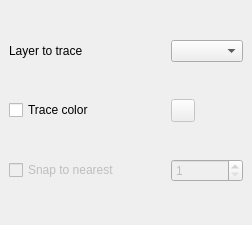
Qt form raster_tracer_dockwidget_base.ui (mkondratyev85/raster_tracer) before a commit.
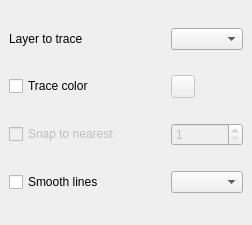
The same form after that commit. Custom widgets are drawn as their Qt base class.

Diff of the .ui file:
```diff
--- a/raster_tracer_dockwidget_base.ui
+++ b/raster_tracer_dockwidget_base.ui
@@ -69,6 +69,16 @@
       </property>
      </widget>
     </item>
+    <item row="6" column="0">
+     <widget class="QCheckBox" name="checkBoxSmooth">
+      <property name="text">
+       <string>Smooth lines</string>
+      </property>
+     </widget>
+    </item>
+    <item row="6" column="1">
+     <widget class="QComboBox" name="comboBox"/>
+    </item>
    </layout>
   </widget>
  </widget>
```
